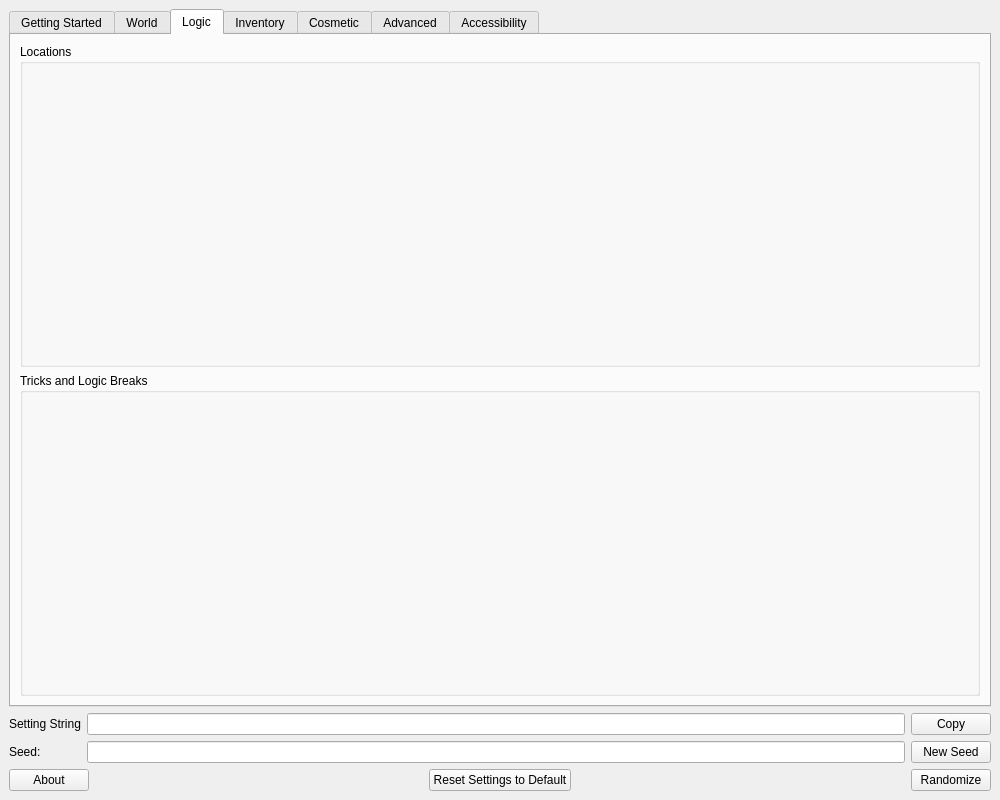
First picture: the form in gui/ui/main.ui, repository mint-choc-chip-skyblade/sshd-rando, before the edit.
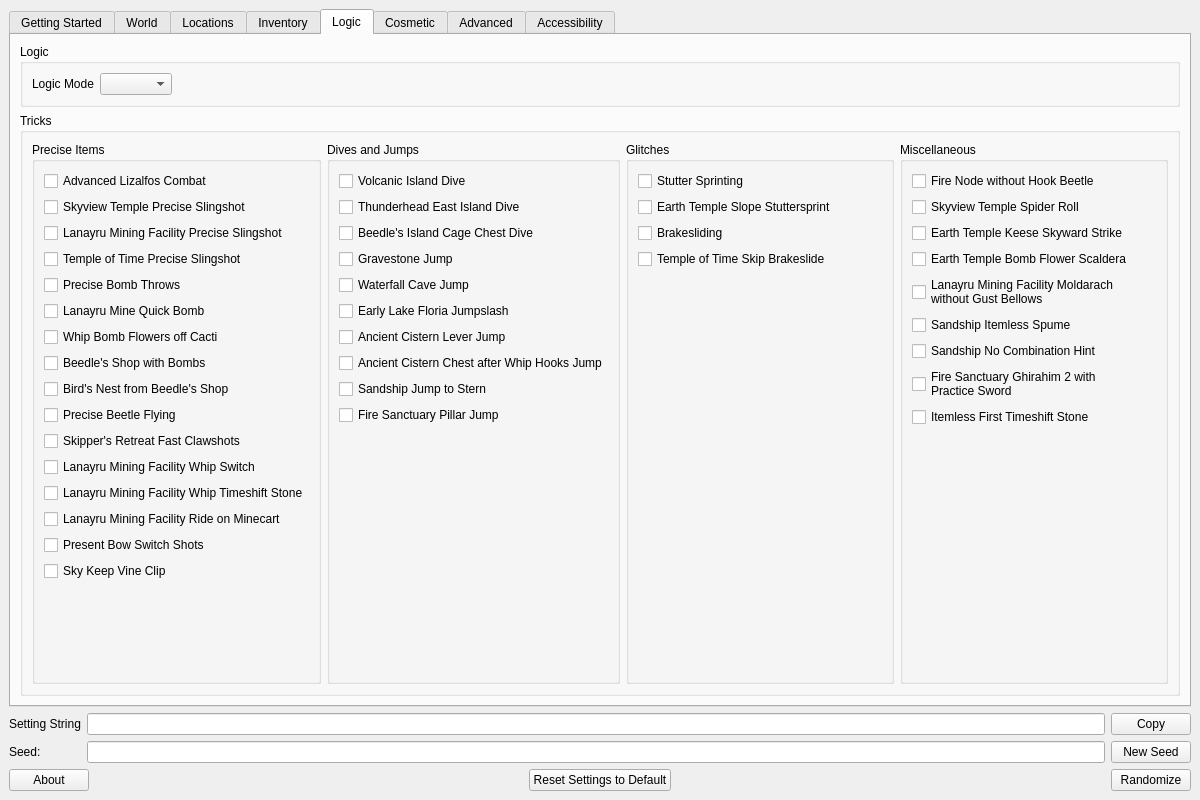
Second picture: the form after the edit. The open tabs and pages were chosen to show the change.

Commit message: Add tricks to gui (and other layout changes)

Diff of the .ui file:
```diff
--- a/gui/ui/main.ui
+++ b/gui/ui/main.ui
@@ -6,7 +6,7 @@
    <rect>
     <x>0</x>
     <y>0</y>
-    <width>1000</width>
+    <width>1200</width>
     <height>800</height>
    </rect>
   </property>
@@ -17,8 +17,11 @@
    <layout class="QVBoxLayout" name="verticalLayout_2">
     <item>
      <widget class="QTabWidget" name="tab_widget">
+      <property name="tabShape">
+       <enum>QTabWidget::Rounded</enum>
+      </property>
       <property name="currentIndex">
-       <number>6</number>
+       <number>4</number>
       </property>
       <widget class="QWidget" name="getting_started_tab">
        <attribute name="title">
@@ -378,45 +381,6 @@
         <string>World</string>
        </attribute>
        <layout class="QGridLayout" name="gridLayout_2">
-        <item row="1" column="1">
-         <widget class="QGroupBox" name="shuffles_group_box">
-          <property name="title">
-           <string>Shuffles</string>
-          </property>
-          <layout class="QVBoxLayout" name="verticalLayout_15">
-           <item>
-            <widget class="QLabel" name="randomized_shops_label">
-             <property name="text">
-              <string>Randomize Shops</string>
-             </property>
-            </widget>
-           </item>
-           <item>
-            <widget class="QComboBox" name="setting_randomized_shops"/>
-           </item>
-           <item>
-            <widget class="QCheckBox" name="setting_shuffle_single_gratitude_crystals">
-             <property name="text">
-              <string>Single Gratitude Crystals</string>
-             </property>
-            </widget>
-           </item>
-           <item>
-            <spacer name="shuffles_vspacer">
-             <property name="orientation">
-              <enum>Qt::Vertical</enum>
-             </property>
-             <property name="sizeHint" stdset="0">
-              <size>
-               <width>20</width>
-               <height>40</height>
-              </size>
-             </property>
-            </spacer>
-           </item>
-          </layout>
-         </widget>
-        </item>
         <item row="1" column="2">
          <widget class="QGroupBox" name="entrance_randomization_group_box">
           <property name="title">
@@ -768,51 +732,271 @@
         </item>
        </layout>
       </widget>
+      <widget class="QWidget" name="locations_tab">
+       <attribute name="title">
+        <string>Locations</string>
+       </attribute>
+       <layout class="QGridLayout" name="gridLayout_3">
+        <item row="3" column="1">
+         <layout class="QHBoxLayout" name="individual_locations_layout">
+          <property name="topMargin">
+           <number>0</number>
+          </property>
+          <item>
+           <widget class="QGroupBox" name="included_locations_group_box">
+            <property name="title">
+             <string>Included Locations</string>
+            </property>
+            <layout class="QVBoxLayout" name="verticalLayout_9">
+             <item>
+              <layout class="QHBoxLayout" name="included_locations_filter_layout">
+               <item>
+                <widget class="QComboBox" name="included_locations_category_filters">
+                 <property name="placeholderText">
+                  <string/>
+                 </property>
+                </widget>
+               </item>
+               <item>
+                <widget class="QLineEdit" name="included_locations_free_search">
+                 <property name="sizePolicy">
+                  <sizepolicy hsizetype="MinimumExpanding" vsizetype="Fixed">
+                   <horstretch>0</horstretch>
+                   <verstretch>0</verstretch>
+                  </sizepolicy>
+                 </property>
+                 <property name="text">
+                  <string/>
+                 </property>
+                 <property name="placeholderText">
+                  <string>Search</string>
+                 </property>
+                 <property name="clearButtonEnabled">
+                  <bool>true</bool>
+                 </property>
+                </widget>
+               </item>
+              </layout>
+             </item>
+             <item>
+              <widget class="QListView" name="included_locations_list_view">
+               <property name="editTriggers">
+                <set>QAbstractItemView::NoEditTriggers</set>
+               </property>
+               <property name="showDropIndicator" stdset="0">
+                <bool>false</bool>
+               </property>
+               <property name="selectionMode">
+                <enum>QAbstractItemView::MultiSelection</enum>
+               </property>
+               <property name="selectionRectVisible">
+                <bool>false</bool>
+               </property>
+              </widget>
+             </item>
+            </layout>
+           </widget>
+          </item>
+          <item>
+           <layout class="QVBoxLayout" name="individual_locations_button_layout">
+            <item>
+             <spacer name="individual_locations_top_vspacer">
+              <property name="orientation">
+               <enum>Qt::Vertical</enum>
+              </property>
+              <property name="sizeHint" stdset="0">
+               <size>
+                <width>20</width>
+                <height>40</height>
+               </size>
+              </property>
+             </spacer>
+            </item>
+            <item>
+             <widget class="QPushButton" name="include_location_button">
+              <property name="sizePolicy">
+               <sizepolicy hsizetype="Minimum" vsizetype="Expanding">
+                <horstretch>0</horstretch>
+                <verstretch>0</verstretch>
+               </sizepolicy>
+              </property>
+              <property name="text">
+               <string>Include
+&lt;---</string>
+              </property>
+             </widget>
+            </item>
+            <item>
+             <spacer name="individual_locations_middle_vspacer">
+              <property name="orientation">
+               <enum>Qt::Vertical</enum>
+              </property>
+              <property name="sizeHint" stdset="0">
+               <size>
+                <width>20</width>
+                <height>40</height>
+               </size>
+              </property>
+             </spacer>
+            </item>
+            <item>
+             <widget class="QPushButton" name="exclude_location_button">
+              <property name="sizePolicy">
+               <sizepolicy hsizetype="Minimum" vsizetype="Expanding">
+                <horstretch>0</horstretch>
+                <verstretch>0</verstretch>
+               </sizepolicy>
+              </property>
+              <property name="text">
+               <string>Exclude
+---&gt;</string>
+              </property>
+             </widget>
+            </item>
+            <item>
+             <spacer name="individual_locations_bottom_vspacer">
+              <property name="orientation">
+               <enum>Qt::Vertical</enum>
+              </property>
+              <property name="sizeHint" stdset="0">
+               <size>
+                <width>20</width>
+                <height>40</height>
+               </size>
+              </property>
+             </spacer>
+            </item>
+           </layout>
+          </item>
+          <item>
+           <widget class="QGroupBox" name="excluded_locations_group_box">
+            <property name="title">
+             <string>Excluded Locations</string>
+            </property>
+            <layout class="QVBoxLayout" name="verticalLayout_18">
+             <item>
+              <layout class="QHBoxLayout" name="excluded_locations_filter_layout">
+               <item>
+                <widget class="QComboBox" name="excluded_locations_category_filters"/>
+               </item>
+               <item>
+                <widget class="QLineEdit" name="excluded_locations_free_search">
+                 <property name="sizePolicy">
+                  <sizepolicy hsizetype="MinimumExpanding" vsizetype="Fixed">
+                   <horstretch>0</horstretch>
+                   <verstretch>0</verstretch>
+                  </sizepolicy>
+                 </property>
+                 <property name="placeholderText">
+                  <string>Search</string>
+                 </property>
+                 <property name="clearButtonEnabled">
+                  <bool>true</bool>
+                 </property>
+                </widget>
+               </item>
+              </layout>
+             </item>
+             <item>
+              <widget class="QListView" name="excluded_locations_list_view">
+               <property name="editTriggers">
+                <set>QAbstractItemView::NoEditTriggers</set>
+               </property>
+               <property name="showDropIndicator" stdset="0">
+                <bool>false</bool>
+               </property>
+               <property name="selectionMode">
+                <enum>QAbstractItemView::MultiSelection</enum>
+               </property>
+               <property name="selectionRectVisible">
+                <bool>false</bool>
+               </property>
+              </widget>
+             </item>
+            </layout>
+           </widget>
+          </item>
+         </layout>
+        </item>
+        <item row="0" column="1">
+         <layout class="QHBoxLayout" name="location_control_layout">
+          <item>
+           <widget class="QGroupBox" name="shuffles_group_box">
+            <property name="title">
+             <string>Shuffles</string>
+            </property>
+            <layout class="QVBoxLayout" name="verticalLayout_10">
+             <item>
+              <widget class="QCheckBox" name="setting_shuffle_single_gratitude_crystals">
+               <property name="text">
+                <string>Single Gratitude Crystals</string>
+               </property>
+              </widget>
+             </item>
+            </layout>
+           </widget>
+          </item>
+          <item>
+           <widget class="QGroupBox" name="shops_group_box">
+            <property name="title">
+             <string>Shops</string>
+            </property>
+            <layout class="QVBoxLayout" name="verticalLayout_15">
+             <item>
+              <widget class="QLabel" name="randomized_shops_label">
+               <property name="text">
+                <string>Randomize Shops</string>
+               </property>
+              </widget>
+             </item>
+             <item>
+              <widget class="QComboBox" name="setting_randomized_shops"/>
+             </item>
+            </layout>
+           </widget>
+          </item>
+         </layout>
+        </item>
+       </layout>
+      </widget>
+      <widget class="QWidget" name="inventory_tab">
+       <attribute name="title">
+        <string>Inventory</string>
+       </attribute>
+      </widget>
       <widget class="QWidget" name="logic_tab">
        <attribute name="title">
         <string>Logic</string>
        </attribute>
-       <layout class="QGridLayout" name="gridLayout_3">
+       <layout class="QGridLayout" name="gridLayout_5">
         <item row="0" column="0">
-         <widget class="QGroupBox" name="groupBox">
+         <widget class="QGroupBox" name="logic_rules_group_box">
           <property name="title">
-           <string>Locations</string>
+           <string>Logic</string>
           </property>
-          <layout class="QVBoxLayout" name="verticalLayout_9">
+          <layout class="QHBoxLayout" name="horizontalLayout_5">
            <item>
-            <spacer name="verticalSpacer_2">
-             <property name="orientation">
-              <enum>Qt::Vertical</enum>
+            <widget class="QLabel" name="logic_rules_label">
+             <property name="text">
+              <string>Logic Mode</string>
              </property>
-             <property name="sizeHint" stdset="0">
-              <size>
-               <width>20</width>
-               <height>40</height>
-              </size>
-             </property>
-            </spacer>
+            </widget>
            </item>
-          </layout>
-         </widget>
-        </item>
-        <item row="1" column="0">
-         <widget class="QGroupBox" name="groupBox_2">
-          <property name="title">
-           <string>Tricks and Logic Breaks</string>
-          </property>
-          <layout class="QVBoxLayout" name="verticalLayout_10">
            <item>
-            <spacer name="verticalSpacer">
+            <widget class="QComboBox" name="setting_logic_rules"/>
+           </item>
+           <item>
+            <spacer name="logic_rules_hspacer">
              <property name="orientation">
-              <enum>Qt::Vertical</enum>
+              <enum>Qt::Horizontal</enum>
              </property>
              <property name="sizeType">
               <enum>QSizePolicy::Expanding</enum>
              </property>
              <property name="sizeHint" stdset="0">
               <size>
-               <width>20</width>
-               <height>40</height>
+               <width>40</width>
+               <height>20</height>
               </size>
              </property>
             </spacer>
@@ -820,13 +1004,386 @@
           </layout>
          </widget>
         </item>
+        <item row="1" column="0">
+         <widget class="QGroupBox" name="tricks_group_box">
+          <property name="sizePolicy">
+           <sizepolicy hsizetype="Preferred" vsizetype="Expanding">
+            <horstretch>0</horstretch>
+            <verstretch>0</verstretch>
+           </sizepolicy>
+          </property>
+          <property name="title">
+           <string>Tricks</string>
+          </property>
+          <layout class="QHBoxLayout" name="horizontalLayout_6">
+           <item>
+            <widget class="QGroupBox" name="precise_items_group_box">
+             <property name="title">
+              <string>Precise Items</string>
+             </property>
+             <layout class="QVBoxLayout" name="verticalLayout_20">
+              <item>
+               <widget class="QCheckBox" name="setting_logic_advanced_lizalfos_combat">
+                <property name="text">
+                 <string>Advanced Lizalfos Combat</string>
+                </property>
+               </widget>
+              </item>
+              <item>
+               <widget class="QCheckBox" name="setting_logic_skyview_precise_slingshot">
+                <property name="text">
+                 <string>Skyview Temple Precise Slingshot</string>
+                </property>
+               </widget>
+              </item>
+              <item>
+               <widget class="QCheckBox" name="setting_logic_lmf_ceiling_precise_slingshot">
+                <property name="text">
+                 <string>Lanayru Mining Facility Precise Slingshot</string>
+                </property>
+               </widget>
+              </item>
+              <item>
+               <widget class="QCheckBox" name="setting_logic_tot_slingshot">
+                <property name="text">
+                 <string>Temple of Time Precise Slingshot</string>
+                </property>
+               </widget>
+              </item>
+              <item>
+               <widget class="QCheckBox" name="setting_logic_bomb_throws">
+                <property name="text">
+                 <string>Precise Bomb Throws</string>
+                </property>
+               </widget>
+              </item>
+              <item>
+               <widget class="QCheckBox" name="setting_logic_lanayru_mine_quick_bomb">
+                <property name="text">
+                 <string>Lanayru Mine Quick Bomb</string>
+                </property>
+               </widget>
+              </item>
+              <item>
+               <widget class="QCheckBox" name="setting_logic_cactus_bomb_whip">
+                <property name="text">
+                 <string>Whip Bomb Flowers off Cacti</string>
+                </property>
+               </widget>
+              </item>
+              <item>
+               <widget class="QCheckBox" name="setting_logic_beedles_shop_with_bombs">
+                <property name="text">
+                 <string>Beedle's Shop with Bombs</string>
+                </property>
+               </widget>
+              </item>
+              <item>
+               <widget class="QCheckBox" name="setting_logic_bird_nest_item_from_beedles_shop">
+                <property name="text">
+                 <string>Bird's Nest from Beedle's Shop</string>
+                </property>
+               </widget>
+              </item>
+              <item>
+               <widget class="QCheckBox" name="setting_logic_precise_beetle">
+                <property name="text">
+                 <string>Precise Beetle Flying</string>
+                </property>
+               </widget>
+              </item>
+              <item>
+               <widget class="QCheckBox" name="setting_logic_skippers_fast_clawshots">
+                <property name="text">
+                 <string>Skipper's Retreat Fast Clawshots</string>
+                </property>
+               </widget>
+              </item>
+              <item>
+               <widget class="QCheckBox" name="setting_logic_lmf_whip_switch">
+                <property name="text">
+                 <string>Lanayru Mining Facility Whip Switch</string>
+                </property>
+               </widget>
+              </item>
+              <item>
+               <widget class="QCheckBox" name="setting_logic_lmf_whip_armos_room_timeshift_stone">
+                <property name="text">
+                 <string>Lanayru Mining Facility Whip Timeshift Stone</string>
+                </property>
+               </widget>
+              </item>
+              <item>
+               <widget class="QCheckBox" name="setting_logic_lmf_minecart_jump">
+                <property name="text">
+                 <string>Lanayru Mining Facility Ride on Minecart</string>
+                </property>
+               </widget>
+              </item>
+              <item>
+               <widget class="QCheckBox" name="setting_logic_present_bow_switches">
+                <property name="text">
+                 <string>Present Bow Switch Shots</string>
+                </property>
+               </widget>
+              </item>
+              <item>
+               <widget class="QCheckBox" name="setting_logic_skykeep_vineclip">
+                <property name="text">
+                 <string>Sky Keep Vine Clip</string>
+                </property>
+               </widget>
+              </item>
+              <item>
+               <spacer name="precise_items_vspacer">
+                <property name="orientation">
+                 <enum>Qt::Vertical</enum>
+                </property>
+                <property name="sizeHint" stdset="0">
+                 <size>
+                  <width>20</width>
+                  <height>87</height>
+                 </size>
+                </property>
+               </spacer>
+              </item>
+             </layout>
+            </widget>
+           </item>
+           <item>
+            <widget class="QGroupBox" name="dives_and_jumps_group_box">
+             <property name="title">
+              <string>Dives and Jumps</string>
+             </property>
+             <layout class="QVBoxLayout" name="verticalLayout_19">
+              <item>
+               <widget class="QCheckBox" name="setting_logic_volcanic_island_dive">
+                <property name="text">
+                 <string>Volcanic Island Dive</string>
+                </property>
+               </widget>
+              </item>
+              <item>
+               <widget class="QCheckBox" name="setting_logic_east_island_dive">
+                <property name="text">
+                 <string>Thunderhead East Island Dive</string>
+                </property>
+               </widget>
+              </item>
+              <item>
+               <widget class="QCheckBox" name="setting_logic_beedles_island_cage_chest_dive">
+                <property name="text">
+                 <string>Beedle's Island Cage Chest Dive</string>
+                </property>
+               </widget>
+              </item>
+              <item>
+               <widget class="QCheckBox" name="setting_logic_gravestone_jump">
+                <property name="text">
+                 <string>Gravestone Jump</string>
+                </property>
+               </widget>
+              </item>
+              <item>
+               <widget class="QCheckBox" name="setting_logic_waterfall_cave_jump">
+                <property name="text">
+                 <string>Waterfall Cave Jump</string>
+                </property>
+               </widget>
+              </item>
+              <item>
+               <widget class="QCheckBox" name="setting_logic_early_lake_floria">
+                <property name="text">
+                 <string>Early Lake Floria Jumpslash</string>
+                </property>
+               </widget>
+              </item>
+              <item>
+               <widget class="QCheckBox" name="setting_logic_ac_lever_jump_trick">
+                <property name="text">
+                 <string>Ancient Cistern Lever Jump</string>
+                </property>
+               </widget>
+              </item>
+              <item>
+               <widget class="QCheckBox" name="setting_logic_ac_chest_after_whip_hooks_jump">
+                <property name="text">
+                 <string>Ancient Cistern Chest after Whip Hooks Jump</string>
+                </property>
+               </widget>
+              </item>
+              <item>
+               <widget class="QCheckBox" name="setting_logic_sandship_jump_to_stern">
+                <property name="text">
+                 <string>Sandship Jump to Stern</string>
+                </property>
+               </widget>
+              </item>
+              <item>
+               <widget class="QCheckBox" name="setting_logic_fs_pillar_jump">
+                <property name="text">
+                 <string>Fire Sanctuary Pillar Jump</string>
+                </property>
+               </widget>
+              </item>
+              <item>
+               <spacer name="dives_and_jumps_vspacer">
+                <property name="orientation">
+                 <enum>Qt::Vertical</enum>
+                </property>
+                <property name="sizeHint" stdset="0">
+                 <size>
+                  <width>20</width>
+                  <height>40</height>
+                 </size>
+                </property>
+               </spacer>
+              </item>
+             </layout>
+            </widget>
+           </item>
+           <item>
+            <widget class="QGroupBox" name="glitches_group_box">
+             <property name="title">
+              <string>Glitches</string>
+             </property>
+             <layout class="QVBoxLayout" name="verticalLayout_21">
+              <item>
+               <widget class="QCheckBox" name="setting_logic_stuttersprint">
+                <property name="text">
+                 <string>Stutter Sprinting</string>
+                </property>
+               </widget>
+              </item>
+              <item>
+               <widget class="QCheckBox" name="setting_logic_et_slope_stuttersprint">
+                <property name="text">
+                 <string>Earth Temple Slope Stuttersprint</string>
+                </property>
+               </widget>
+              </item>
+              <item>
+               <widget class="QCheckBox" name="setting_logic_brakeslide">
+                <property name="text">
+                 <string>Brakesliding</string>
+                </property>
+               </widget>
+              </item>
+              <item>
+               <widget class="QCheckBox" name="setting_logic_tot_skip_brakeslide">
+                <property name="text">
+                 <string>Temple of Time Skip Brakeslide</string>
+                </property>
+               </widget>
+              </item>
+              <item>
+               <spacer name="glitches_vspacer">
+                <property name="orientation">
+                 <enum>Qt::Vertical</enum>
+                </property>
+                <property name="sizeHint" stdset="0">
+                 <size>
+                  <width>20</width>
+                  <height>399</height>
+                 </size>
+                </property>
+               </spacer>
+              </item>
+             </layout>
+            </widget>
+           </item>
+           <item>
+            <widget class="QGroupBox" name="miscellaneous_group_box">
+             <property name="title">
+              <string>Miscellaneous</string>
+             </property>
+             <layout class="QVBoxLayout" name="verticalLayout_22">
+              <item>
+               <widget class="QCheckBox" name="setting_logic_fire_node_without_hook_beetle">
+                <property name="text">
+                 <string>Fire Node without Hook Beetle</string>
+                </property>
+               </widget>
+              </item>
+              <item>
+               <widget class="QCheckBox" name="setting_logic_skyview_spider_roll">
+                <property name="text">
+                 <string>Skyview Temple Spider Roll</string>
+                </property>
+               </widget>
+              </item>
+              <item>
+               <widget class="QCheckBox" name="setting_logic_et_keese_skyward_strike">
+                <property name="text">
+                 <string>Earth Temple Keese Skyward Strike</string>
+                </property>
+               </widget>
+              </item>
+              <item>
+               <widget class="QCheckBox" name="setting_logic_et_bombless_scaldera">
+                <property name="text">
+                 <string>Earth Temple Bomb Flower Scaldera</string>
+                </property>
+               </widget>
+              </item>
+              <item>
+               <widget class="QCheckBox" name="setting_logic_lmf_bellowsless_moldarach">
+                <property name="text">
+                 <string>Lanayru Mining Facility Moldarach
+without Gust Bellows</string>
+                </property>
+               </widget>
+              </item>
+              <item>
+               <widget class="QCheckBox" name="setting_logic_sandship_itemless_spume">
+                <property name="text">
+                 <string>Sandship Itemless Spume</string>
+                </property>
+               </widget>
+              </item>
+              <item>
+               <widget class="QCheckBox" name="setting_logic_sandship_no_combination_hint">
+                <property name="text">
+                 <string>Sandship No Combination Hint</string>
+                </property>
+               </widget>
+              </item>
+              <item>
+               <widget class="QCheckBox" name="setting_logic_fs_practice_sword_ghirahim_2">
+                <property name="text">
+                 <string>Fire Sanctuary Ghirahim 2 with
+Practice Sword</string>
+                </property>
+               </widget>
+              </item>
+              <item>
+               <widget class="QCheckBox" name="setting_logic_itemless_first_timeshift_stone">
+                <property name="text">
+                 <string>Itemless First Timeshift Stone</string>
+                </property>
+               </widget>
+              </item>
+              <item>
+               <spacer name="miscellaneous_vspacer">
+                <property name="orientation">
+                 <enum>Qt::Vertical</enum>
+                </property>
+                <property name="sizeHint" stdset="0">
+                 <size>
+                  <width>20</width>
+                  <height>237</height>
+                 </size>
+                </property>
+               </spacer>
+              </item>
+             </layout>
+            </widget>
+           </item>
+          </layout>
+         </widget>
+        </item>
        </layout>
       </widget>
-      <widget class="QWidget" name="inventory_tab">
-       <attribute name="title">
-        <string>Inventory</string>
-       </attribute>
-      </widget>
       <widget class="QWidget" name="cosmetic_tab">
        <attribute name="title">
         <string>Cosmetic</string>
@@ -1023,7 +1580,7 @@
         <item>
          <widget class="QGroupBox" name="groupBox_6">
           <property name="title">
-           <string>GroupBox</string>
+           <string/>
           </property>
          </widget>
         </item>
@@ -1033,37 +1590,37 @@
     </item>
     <item>
      <layout class="QGridLayout" name="seed_layout">
-      <item row="1" column="0">
-       <widget class="QLabel" name="seed_label">
-        <property name="text">
-         <string>Seed:</string>
-        </property>
-       </widget>
-      </item>
       <item row="1" column="3">
+       <widget class="QPushButton" name="copy_setting_string_button">
+        <property name="text">
+         <string>Copy</string>
+        </property>
+       </widget>
+      </item>
+      <item row="2" column="2">
+       <widget class="QLineEdit" name="setting_seed"/>
+      </item>
+      <item row="1" column="2">
+       <widget class="QLineEdit" name="setting_string"/>
+      </item>
+      <item row="2" column="3">
        <widget class="QPushButton" name="new_seed_button">
         <property name="text">
          <string>New Seed</string>
         </property>
        </widget>
       </item>
-      <item row="1" column="2">
-       <widget class="QLineEdit" name="setting_seed"/>
-      </item>
-      <item row="0" column="0">
+      <item row="1" column="0">
        <widget class="QLabel" name="setting_string_label">
         <property name="text">
          <string>Setting String</string>
         </property>
        </widget>
       </item>
-      <item row="0" column="2">
-       <widget class="QLineEdit" name="setting_string"/>
-      </item>
-      <item row="0" column="3">
-       <widget class="QPushButton" name="copy_setting_string_button">
+      <item row="2" column="0">
+       <widget class="QLabel" name="seed_label">
         <property name="text">
-         <string>Copy</string>
+         <string>Seed:</string>
         </property>
        </widget>
       </item>
```
The commit also changes 4 other files.
